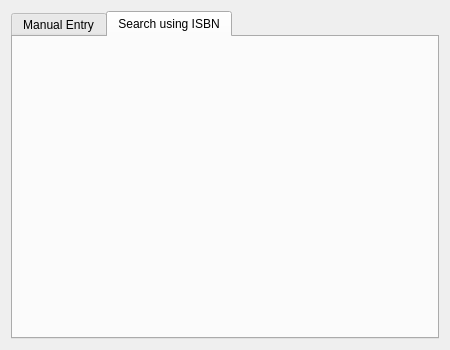
The window that UI/uifiles/addbooks.ui (ayushr01/Library-Management-System) describes before a commit, drawn with Qt 5.
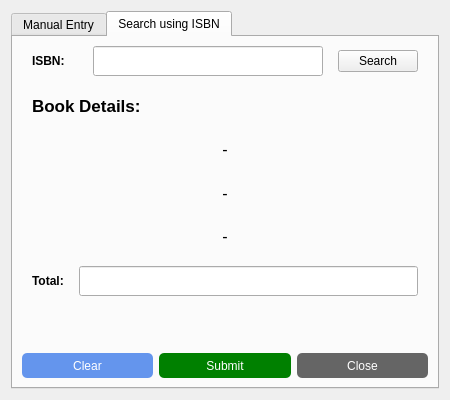
The same window after the commit. The open tabs and pages were chosen to show the change.

Commit message:
Added search by ISBN
Saving to database is pending

What changed in the file:
```diff
--- a/UI/uifiles/addbooks.ui
+++ b/UI/uifiles/addbooks.ui
@@ -7,19 +7,19 @@
     <x>0</x>
     <y>0</y>
     <width>450</width>
-    <height>350</height>
+    <height>400</height>
    </rect>
   </property>
   <property name="minimumSize">
    <size>
     <width>450</width>
-    <height>350</height>
+    <height>400</height>
    </size>
   </property>
   <property name="maximumSize">
    <size>
     <width>450</width>
-    <height>350</height>
+    <height>400</height>
    </size>
   </property>
   <property name="windowTitle">
@@ -249,6 +249,267 @@
       <attribute name="title">
        <string>Search using ISBN</string>
       </attribute>
+      <layout class="QVBoxLayout" name="verticalLayout_4" stretch="2,4,2,1,2">
+       <item>
+        <layout class="QHBoxLayout" name="isbnentry" stretch="2,10,1">
+         <property name="spacing">
+          <number>15</number>
+         </property>
+         <property name="leftMargin">
+          <number>10</number>
+         </property>
+         <property name="rightMargin">
+          <number>10</number>
+         </property>
+         <item>
+          <widget class="QLabel" name="isbnlabel">
+           <property name="font">
+            <font>
+             <bold>true</bold>
+            </font>
+           </property>
+           <property name="text">
+            <string>ISBN:</string>
+           </property>
+          </widget>
+         </item>
+         <item>
+          <widget class="QLineEdit" name="isbnfield">
+           <property name="minimumSize">
+            <size>
+             <width>0</width>
+             <height>30</height>
+            </size>
+           </property>
+          </widget>
+         </item>
+         <item>
+          <widget class="QPushButton" name="searchbuttonisbn">
+           <property name="text">
+            <string>Search</string>
+           </property>
+          </widget>
+         </item>
+        </layout>
+       </item>
+       <item>
+        <layout class="QVBoxLayout" name="detailslayout">
+         <property name="leftMargin">
+          <number>10</number>
+         </property>
+         <property name="topMargin">
+          <number>5</number>
+         </property>
+         <property name="rightMargin">
+          <number>10</number>
+         </property>
+         <property name="bottomMargin">
+          <number>5</number>
+         </property>
+         <item>
+          <widget class="QLabel" name="headingisbn">
+           <property name="font">
+            <font>
+             <pointsize>13</pointsize>
+             <bold>true</bold>
+            </font>
+           </property>
+           <property name="styleSheet">
+            <string notr="true"/>
+           </property>
+           <property name="text">
+            <string>Book Details:</string>
+           </property>
+           <property name="alignment">
+            <set>Qt::AlignLeading|Qt::AlignLeft|Qt::AlignVCenter</set>
+           </property>
+          </widget>
+         </item>
+         <item>
+          <widget class="QLabel" name="titleisbn">
+           <property name="font">
+            <font>
+             <pointsize>12</pointsize>
+             <bold>false</bold>
+            </font>
+           </property>
+           <property name="styleSheet">
+            <string notr="true"/>
+           </property>
+           <property name="text">
+            <string>-</string>
+           </property>
+           <property name="alignment">
+            <set>Qt::AlignCenter</set>
+           </property>
+          </widget>
+         </item>
+         <item>
+          <widget class="QLabel" name="authorisbn">
+           <property name="font">
+            <font>
+             <pointsize>12</pointsize>
+            </font>
+           </property>
+           <property name="text">
+            <string>-</string>
+           </property>
+           <property name="alignment">
+            <set>Qt::AlignCenter</set>
+           </property>
+          </widget>
+         </item>
+         <item>
+          <widget class="QLabel" name="publisherisbn">
+           <property name="font">
+            <font>
+             <pointsize>12</pointsize>
+             <bold>false</bold>
+            </font>
+           </property>
+           <property name="styleSheet">
+            <string notr="true"/>
+           </property>
+           <property name="text">
+            <string>-</string>
+           </property>
+           <property name="alignment">
+            <set>Qt::AlignCenter</set>
+           </property>
+          </widget>
+         </item>
+        </layout>
+       </item>
+       <item>
+        <layout class="QHBoxLayout" name="totallayout">
+         <property name="spacing">
+          <number>15</number>
+         </property>
+         <property name="leftMargin">
+          <number>10</number>
+         </property>
+         <property name="rightMargin">
+          <number>10</number>
+         </property>
+         <item>
+          <widget class="QLabel" name="totallabelisbn">
+           <property name="font">
+            <font>
+             <bold>true</bold>
+            </font>
+           </property>
+           <property name="text">
+            <string>Total:</string>
+           </property>
+          </widget>
+         </item>
+         <item>
+          <widget class="QLineEdit" name="totalfieldisbn">
+           <property name="minimumSize">
+            <size>
+             <width>0</width>
+             <height>30</height>
+            </size>
+           </property>
+          </widget>
+         </item>
+        </layout>
+       </item>
+       <item>
+        <widget class="QLabel" name="errorisbn">
+         <property name="font">
+          <font>
+           <bold>true</bold>
+          </font>
+         </property>
+         <property name="styleSheet">
+          <string notr="true">color: orange</string>
+         </property>
+         <property name="text">
+          <string/>
+         </property>
+         <property name="alignment">
+          <set>Qt::AlignCenter</set>
+         </property>
+        </widget>
+       </item>
+       <item>
+        <layout class="QHBoxLayout" name="buttonlayoutisn">
+         <item>
+          <widget class="QPushButton" name="clearbuttonisbn">
+           <property name="minimumSize">
+            <size>
+             <width>0</width>
+             <height>25</height>
+            </size>
+           </property>
+           <property name="styleSheet">
+            <string notr="true">QPushButton#clearbuttonisbn{
+	background-color: cornflowerblue;
+	border-radius: 5px;
+	color: white;
+}
+
+QPushButton#clearbuttonisbn:hover{
+	border: 2px solid teal;
+}</string>
+           </property>
+           <property name="text">
+            <string>Clear</string>
+           </property>
+          </widget>
+         </item>
+         <item>
+          <widget class="QPushButton" name="submitbuttonisbn">
+           <property name="minimumSize">
+            <size>
+             <width>0</width>
+             <height>25</height>
+            </size>
+           </property>
+           <property name="styleSheet">
+            <string notr="true">QPushButton#submitbuttonisbn{
+	background-color: green;
+	border-radius: 5px;
+	color: white;
+}
+
+QPushButton#submitbuttonisbn:hover{
+	border: 2px solid teal;
+}</string>
+           </property>
+           <property name="text">
+            <string>Submit</string>
+           </property>
+          </widget>
+         </item>
+         <item>
+          <widget class="QPushButton" name="closebuttonisbn">
+           <property name="minimumSize">
+            <size>
+             <width>0</width>
+             <height>25</height>
+            </size>
+           </property>
+           <property name="styleSheet">
+            <string notr="true">QPushButton#closebuttonisbn{
+	background-color: #656565;
+	border-radius: 5px;
+	color: white;
+}
+
+QPushButton#closebuttonisbn:hover{
+	border: 2px solid teal;
+}</string>
+           </property>
+           <property name="text">
+            <string>Close</string>
+           </property>
+          </widget>
+         </item>
+        </layout>
+       </item>
+      </layout>
      </widget>
     </widget>
    </item>
```
Left out of the diff: 48 changed lines with no effect on the pictures. The commit also changes 2 other files.
